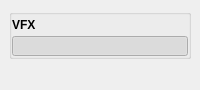
Before: the Qt Designer form tentacle/ui/vfx.ui in m3trik/tentacle, drawn with Qt 5.
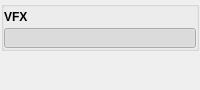
After: the same form once the commit is applied. Custom widgets are drawn as their Qt base class.

The edit to the form file:
```diff
--- a/tentacle/ui/vfx.ui
+++ b/tentacle/ui/vfx.ui
@@ -30,6 +30,18 @@
     </size>
    </property>
    <layout class="QVBoxLayout" name="verticalLayout_2">
+    <property name="leftMargin">
+     <number>1</number>
+    </property>
+    <property name="topMargin">
+     <number>1</number>
+    </property>
+    <property name="rightMargin">
+     <number>1</number>
+    </property>
+    <property name="bottomMargin">
+     <number>1</number>
+    </property>
     <item>
      <layout class="QVBoxLayout" name="verticalLayout">
       <property name="spacing">
```
